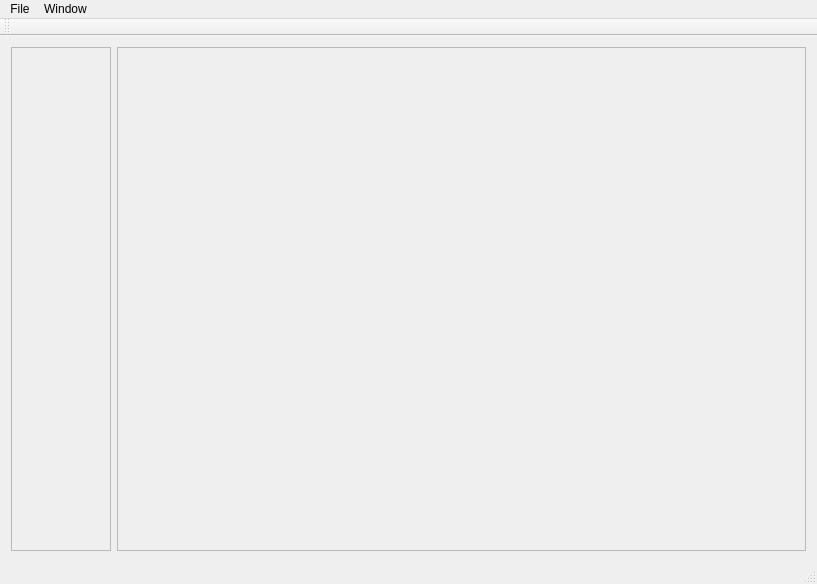
Old version of the form source/mainwindow.ui in the repository mighty1231/GrpEditor.
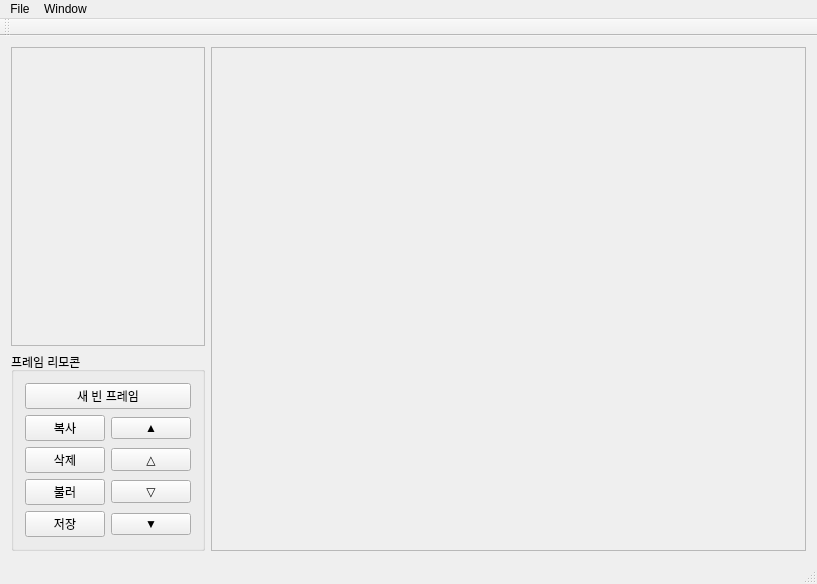
New version of the form.

Commit message: Add buttons for manipulating frames

The edit to the form file:
```diff
--- a/source/mainwindow.ui
+++ b/source/mainwindow.ui
@@ -16,25 +16,104 @@
   <widget class="QWidget" name="centralWidget">
    <layout class="QGridLayout" name="gridLayout">
     <item row="0" column="0">
-     <layout class="QHBoxLayout" name="horizontalLayout">
+     <layout class="QHBoxLayout" name="horizontalLayout" stretch="0,1">
       <item>
-       <widget class="QListWidget" name="frameListWidget">
-        <property name="enabled">
-         <bool>false</bool>
-        </property>
-        <property name="sizePolicy">
-         <sizepolicy hsizetype="Preferred" vsizetype="Preferred">
-          <horstretch>0</horstretch>
-          <verstretch>0</verstretch>
-         </sizepolicy>
-        </property>
-        <property name="maximumSize">
-         <size>
-          <width>100</width>
-          <height>16777215</height>
-         </size>
-        </property>
-       </widget>
+       <layout class="QVBoxLayout" name="verticalLayout" stretch="1,0">
+        <item>
+         <widget class="QListWidget" name="frameListWidget">
+          <property name="enabled">
+           <bool>false</bool>
+          </property>
+          <property name="sizePolicy">
+           <sizepolicy hsizetype="Ignored" vsizetype="Expanding">
+            <horstretch>0</horstretch>
+            <verstretch>0</verstretch>
+           </sizepolicy>
+          </property>
+         </widget>
+        </item>
+        <item>
+         <widget class="QGroupBox" name="groupBox">
+          <property name="title">
+           <string>프레임 리모콘</string>
+          </property>
+          <layout class="QGridLayout" name="gridLayout_3">
+           <item row="2" column="0">
+            <widget class="QPushButton" name="deleteFrameButton">
+             <property name="text">
+              <string>삭제</string>
+             </property>
+            </widget>
+           </item>
+           <item row="2" column="1">
+            <widget class="QPushButton" name="upFrameButton">
+             <property name="text">
+              <string>△</string>
+             </property>
+            </widget>
+           </item>
+           <item row="3" column="0">
+            <widget class="QPushButton" name="loadFrameButton">
+             <property name="text">
+              <string>불러</string>
+             </property>
+            </widget>
+           </item>
+           <item row="1" column="1">
+            <widget class="QPushButton" name="upmostFrameButton">
+             <property name="text">
+              <string>▲</string>
+             </property>
+            </widget>
+           </item>
+           <item row="4" column="0">
+            <widget class="QPushButton" name="saveFrameButton">
+             <property name="text">
+              <string>저장</string>
+             </property>
+            </widget>
+           </item>
+           <item row="4" column="1">
+            <widget class="QPushButton" name="downmostFrameButton">
+             <property name="text">
+              <string>▼</string>
+             </property>
+            </widget>
+           </item>
+           <item row="3" column="1">
+            <widget class="QPushButton" name="downFrameButton">
+             <property name="text">
+              <string>▽</string>
+             </property>
+            </widget>
+           </item>
+           <item row="1" column="0">
+            <widget class="QPushButton" name="copyFrameButton">
+             <property name="text">
+              <string>복사</string>
+             </property>
+            </widget>
+           </item>
+           <item row="0" column="0" colspan="2">
+            <widget class="QPushButton" name="newFrameButton">
+             <property name="text">
+              <string>새 빈 프레임</string>
+             </property>
+            </widget>
+           </item>
+          </layout>
+          <zorder>copyFrameButton</zorder>
+          <zorder>upmostFrameButton</zorder>
+          <zorder>upFrameButton</zorder>
+          <zorder>deleteFrameButton</zorder>
+          <zorder>downFrameButton</zorder>
+          <zorder>loadFrameButton</zorder>
+          <zorder>downmostFrameButton</zorder>
+          <zorder>saveFrameButton</zorder>
+          <zorder>newFrameButton</zorder>
+         </widget>
+        </item>
+       </layout>
       </item>
       <item>
        <widget class="QScrollArea" name="grpImageScrollArea">
@@ -46,12 +125,12 @@
           <rect>
            <x>0</x>
            <y>0</y>
-           <width>689</width>
+           <width>611</width>
            <height>509</height>
           </rect>
          </property>
          <layout class="QGridLayout" name="gridLayout_2">
-          <item row="0" column="0">
+          <item row="0" column="1">
            <widget class="QLabel" name="grpImageLabel">
             <property name="alignment">
              <set>Qt::AlignLeading|Qt::AlignLeft|Qt::AlignTop</set>
```
The commit also changes 2 other files.
